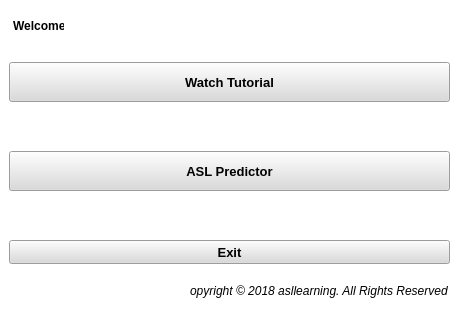
The window that UI/main.ui (Nifra514/keras-cnn) describes before a commit, drawn with Qt 5.
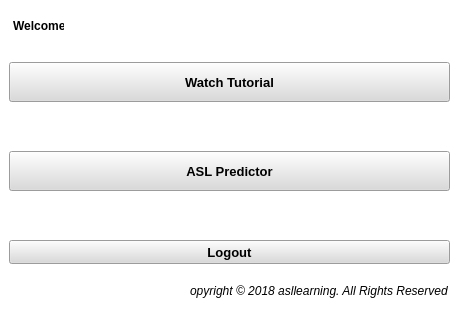
The same window after the commit. Icons and pictures are not drawn.

The edit to the form file:
```diff
--- a/UI/main.ui
+++ b/UI/main.ui
@@ -113,7 +113,7 @@
      <string notr="true">background-color: rgb(218, 218, 218);</string>
     </property>
     <property name="text">
-     <string>Exit</string>
+     <string>Logout</string>
     </property>
     <property name="icon">
      <iconset>
```
Left out of the diff: 4 changed lines with no effect on the pictures.
